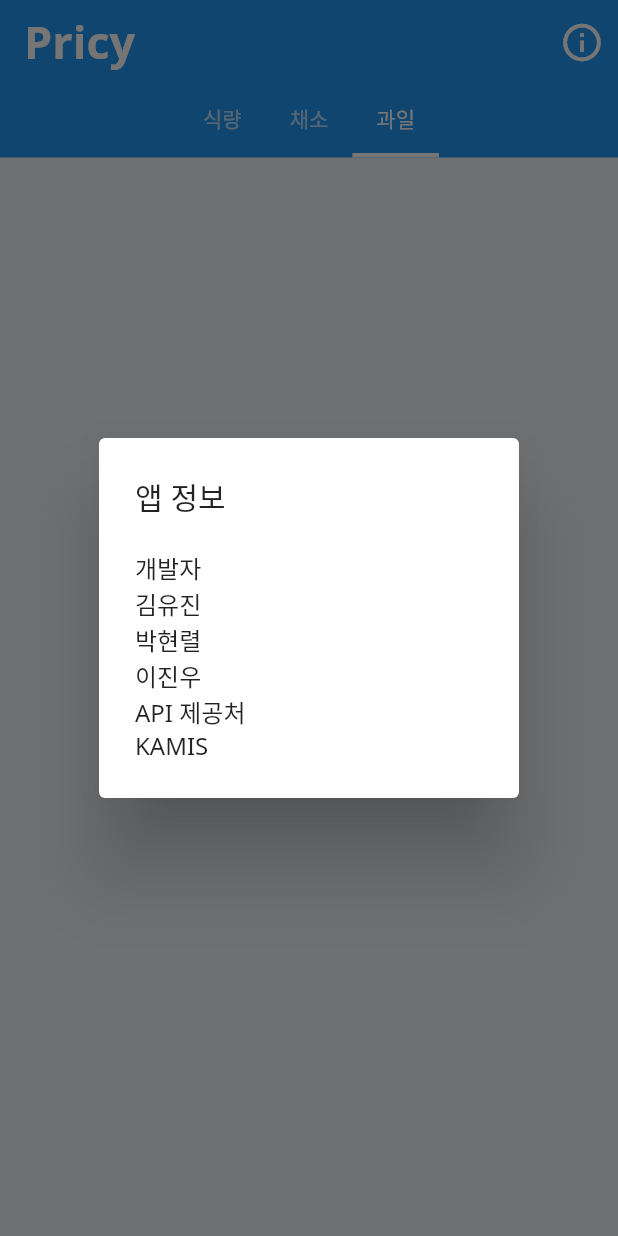
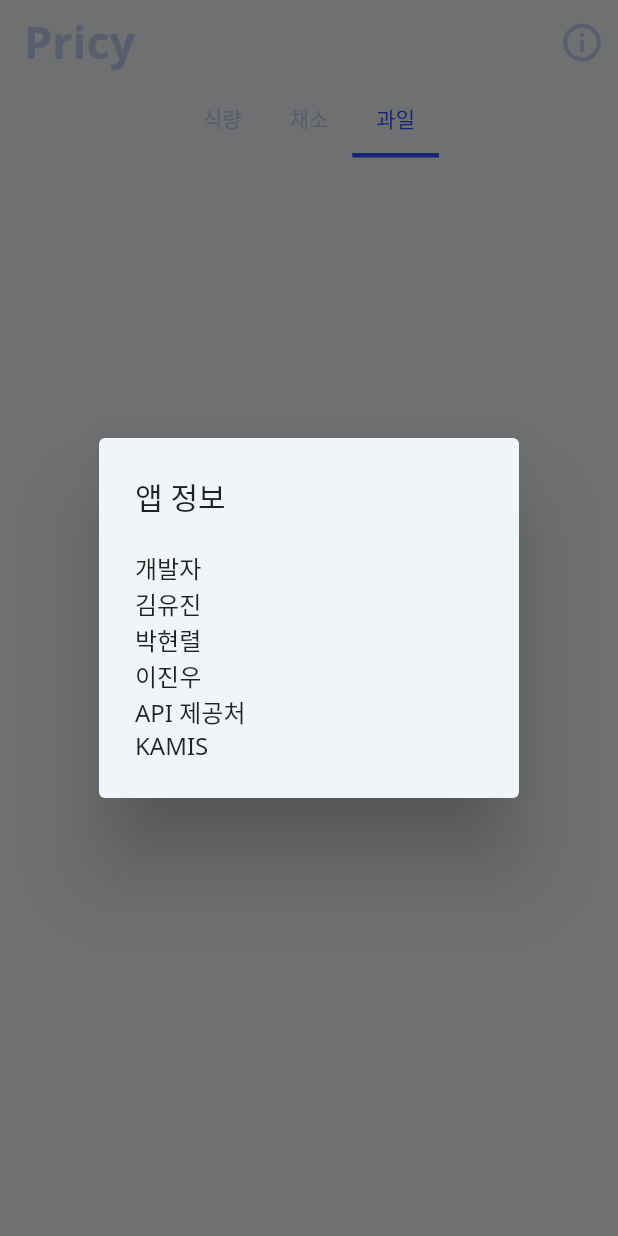
Before and after one commit to yujinkim1/pricy-flutter, a Flutter app: the screen it shows after launch, tab 4 chosen, after a tap on the "info outline" icon, on a phone screen of 412 x 824 dp. Run offline on Flutter 3.47's test engine with Material 2 defaults, Android fonts, the light colour scheme and no system bars.

```diff
--- a/lib/screens/home.dart
+++ b/lib/screens/home.dart
@@ -1,6 +1,6 @@
 import 'package:flutter/material.dart';
-import 'assets/colors/palette.dart';
-import 'models/ListContainer.dart';
+import '../assets/colors/palette.dart';
+import '../widgets/ListContainer.dart';
 
 class HomePage extends StatefulWidget {
   const HomePage({super.key, required this.title});
@@ -38,6 +38,7 @@
                   builder: (BuildContext context) {
                     return AlertDialog(
                       title: Text("앱 정보"),
+                      backgroundColor: Palette.screensColor,
                       content: SingleChildScrollView(
                         child: ListBody(
                           children: [
```
Also changed, not shown: 7 other files.
